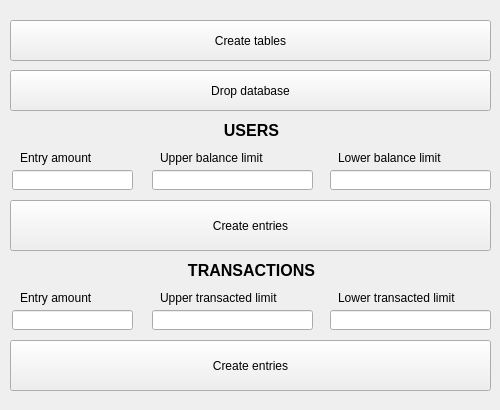
The window that ui/db_helper.ui (PoC-NeoBanking/db_helper) describes before a commit, drawn with Qt 5.
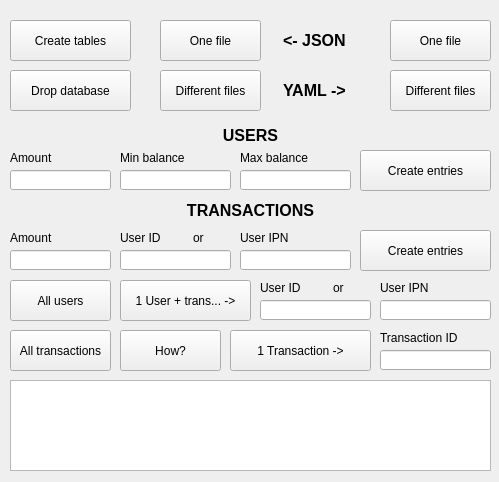
The same window after the commit. The open tabs and pages were chosen to show the change.

Commit message: upgraded generation functions(added posibilities to generate transaction for 1 person), updated design, added functions to save data in JSON and YAML format, fixed a lot bugs, and others

Diff of the .ui file:
```diff
--- a/ui/db_helper.ui
+++ b/ui/db_helper.ui
@@ -6,8 +6,8 @@
    <rect>
     <x>0</x>
     <y>0</y>
-    <width>500</width>
-    <height>410</height>
+    <width>499</width>
+    <height>482</height>
    </rect>
   </property>
   <property name="sizePolicy">
@@ -25,8 +25,8 @@
      <rect>
       <x>0</x>
       <y>10</y>
-      <width>501</width>
-      <height>391</height>
+      <width>491</width>
+      <height>471</height>
      </rect>
     </property>
     <property name="currentIndex">
@@ -146,9 +146,9 @@
      <widget class="QLineEdit" name="users_upperBalanceLimit_lineEdit">
       <property name="geometry">
        <rect>
-        <x>152</x>
+        <x>240</x>
         <y>160</y>
-        <width>161</width>
+        <width>111</width>
         <height>20</height>
        </rect>
       </property>
@@ -156,10 +156,10 @@
      <widget class="QLabel" name="label_8">
       <property name="geometry">
        <rect>
-        <x>16</x>
+        <x>10</x>
         <y>110</y>
-        <width>471</width>
-        <height>20</height>
+        <width>481</width>
+        <height>31</height>
        </rect>
       </property>
       <property name="font">
@@ -170,7 +170,7 @@
        </font>
       </property>
       <property name="text">
-       <string>USERS</string>
+       <string>&lt;html&gt;&lt;head/&gt;&lt;body&gt;&lt;p&gt;USERS&lt;/p&gt;&lt;/body&gt;&lt;/html&gt;</string>
       </property>
       <property name="alignment">
        <set>Qt::AlignCenter</set>
@@ -179,9 +179,9 @@
      <widget class="QLineEdit" name="transactions_upperTransactedLimit_lineEdit">
       <property name="geometry">
        <rect>
-        <x>152</x>
-        <y>300</y>
-        <width>161</width>
+        <x>240</x>
+        <y>240</y>
+        <width>111</width>
         <height>20</height>
        </rect>
       </property>
@@ -189,75 +189,75 @@
      <widget class="QLabel" name="label_5">
       <property name="geometry">
        <rect>
-        <x>20</x>
+        <x>10</x>
         <y>140</y>
         <width>111</width>
         <height>16</height>
        </rect>
       </property>
       <property name="text">
-       <string>Entry amount</string>
+       <string>Amount</string>
       </property>
      </widget>
      <widget class="QLabel" name="label_11">
       <property name="geometry">
        <rect>
-        <x>338</x>
-        <y>280</y>
-        <width>151</width>
+        <x>120</x>
+        <y>220</y>
+        <width>51</width>
         <height>16</height>
        </rect>
       </property>
       <property name="text">
-       <string>Lower transacted limit</string>
+       <string>User ID</string>
       </property>
      </widget>
      <widget class="QLabel" name="label_6">
       <property name="geometry">
        <rect>
-        <x>160</x>
+        <x>240</x>
         <y>140</y>
-        <width>151</width>
+        <width>111</width>
         <height>16</height>
        </rect>
       </property>
       <property name="text">
-       <string>Upper balance limit</string>
+       <string>Max balance</string>
       </property>
      </widget>
      <widget class="QLabel" name="label_7">
       <property name="geometry">
        <rect>
-        <x>338</x>
+        <x>120</x>
         <y>140</y>
-        <width>151</width>
+        <width>111</width>
         <height>16</height>
        </rect>
       </property>
       <property name="text">
-       <string>Lower balance limit</string>
+       <string>Min balance</string>
       </property>
      </widget>
      <widget class="QLabel" name="label_12">
       <property name="geometry">
        <rect>
-        <x>160</x>
-        <y>280</y>
-        <width>151</width>
+        <x>240</x>
+        <y>220</y>
+        <width>51</width>
         <height>16</height>
        </rect>
       </property>
       <property name="text">
-       <string>Upper transacted limit</string>
+       <string>User IPN</string>
       </property>
      </widget>
      <widget class="QPushButton" name="transactions_createEntries_pushButton">
       <property name="geometry">
        <rect>
-        <x>10</x>
-        <y>330</y>
-        <width>481</width>
-        <height>51</height>
+        <x>360</x>
+        <y>220</y>
+        <width>131</width>
+        <height>41</height>
        </rect>
       </property>
       <property name="text">
@@ -269,7 +269,7 @@
        <rect>
         <x>10</x>
         <y>60</y>
-        <width>481</width>
+        <width>121</width>
         <height>41</height>
        </rect>
       </property>
@@ -280,22 +280,22 @@
      <widget class="QLabel" name="label_10">
       <property name="geometry">
        <rect>
-        <x>20</x>
-        <y>280</y>
+        <x>10</x>
+        <y>220</y>
         <width>111</width>
         <height>16</height>
        </rect>
       </property>
       <property name="text">
-       <string>Entry amount</string>
+       <string>Amount</string>
       </property>
      </widget>
      <widget class="QLineEdit" name="transactions_lowerTransactedLimit_lineEdit">
       <property name="geometry">
        <rect>
-        <x>330</x>
-        <y>300</y>
-        <width>161</width>
+        <x>120</x>
+        <y>240</y>
+        <width>111</width>
         <height>20</height>
        </rect>
       </property>
@@ -303,9 +303,9 @@
      <widget class="QLineEdit" name="transactions_entryAmount_lineEdit">
       <property name="geometry">
        <rect>
-        <x>12</x>
-        <y>300</y>
-        <width>121</width>
+        <x>10</x>
+        <y>240</y>
+        <width>101</width>
         <height>20</height>
        </rect>
       </property>
@@ -313,10 +313,10 @@
      <widget class="QLabel" name="label_9">
       <property name="geometry">
        <rect>
-        <x>16</x>
-        <y>250</y>
-        <width>471</width>
-        <height>20</height>
+        <x>10</x>
+        <y>190</y>
+        <width>481</width>
+        <height>21</height>
        </rect>
       </property>
       <property name="font">
@@ -327,7 +327,7 @@
        </font>
       </property>
       <property name="text">
-       <string>TRANSACTIONS</string>
+       <string>&lt;html&gt;&lt;head/&gt;&lt;body&gt;&lt;p&gt;TRANSACTIONS&lt;/p&gt;&lt;/body&gt;&lt;/html&gt;</string>
       </property>
       <property name="alignment">
        <set>Qt::AlignCenter</set>
@@ -336,10 +336,10 @@
      <widget class="QPushButton" name="users_createEntries_pushButton">
       <property name="geometry">
        <rect>
-        <x>10</x>
-        <y>190</y>
-        <width>481</width>
-        <height>51</height>
+        <x>360</x>
+        <y>140</y>
+        <width>131</width>
+        <height>41</height>
        </rect>
       </property>
       <property name="text">
@@ -349,9 +349,9 @@
      <widget class="QLineEdit" name="users_entryAmount_lineEdit">
       <property name="geometry">
        <rect>
-        <x>12</x>
+        <x>10</x>
         <y>160</y>
-        <width>121</width>
+        <width>101</width>
         <height>20</height>
        </rect>
       </property>
@@ -361,7 +361,7 @@
        <rect>
         <x>10</x>
         <y>10</y>
-        <width>481</width>
+        <width>121</width>
         <height>41</height>
        </rect>
       </property>
@@ -372,13 +372,261 @@
      <widget class="QLineEdit" name="users_lowerBalanceLimit_lineEdit">
       <property name="geometry">
        <rect>
-        <x>330</x>
+        <x>120</x>
         <y>160</y>
-        <width>161</width>
+        <width>111</width>
         <height>20</height>
        </rect>
       </property>
      </widget>
+     <widget class="QPushButton" name="showAll_users_pushButton">
+      <property name="geometry">
+       <rect>
+        <x>10</x>
+        <y>270</y>
+        <width>101</width>
+        <height>41</height>
+       </rect>
+      </property>
+      <property name="text">
+       <string>All users</string>
+      </property>
+     </widget>
+     <widget class="QPushButton" name="showAll_transactions_pushButton">
+      <property name="geometry">
+       <rect>
+        <x>10</x>
+        <y>320</y>
+        <width>101</width>
+        <height>41</height>
+       </rect>
+      </property>
+      <property name="text">
+       <string>All transactions</string>
+      </property>
+     </widget>
+     <widget class="QLabel" name="label_13">
+      <property name="geometry">
+       <rect>
+        <x>193</x>
+        <y>220</y>
+        <width>21</width>
+        <height>16</height>
+       </rect>
+      </property>
+      <property name="text">
+       <string>or</string>
+      </property>
+     </widget>
+     <widget class="QPushButton" name="oneFile_Json_pushButton">
+      <property name="geometry">
+       <rect>
+        <x>160</x>
+        <y>10</y>
+        <width>101</width>
+        <height>41</height>
+       </rect>
+      </property>
+      <property name="text">
+       <string>One file</string>
+      </property>
+     </widget>
+     <widget class="QPushButton" name="SeparatedFiles_Json_pushButton">
+      <property name="geometry">
+       <rect>
+        <x>160</x>
+        <y>60</y>
+        <width>101</width>
+        <height>41</height>
+       </rect>
+      </property>
+      <property name="text">
+       <string>Different files</string>
+      </property>
+     </widget>
+     <widget class="QPushButton" name="oneFile_Yaml_pushButton">
+      <property name="geometry">
+       <rect>
+        <x>390</x>
+        <y>10</y>
+        <width>101</width>
+        <height>41</height>
+       </rect>
+      </property>
+      <property name="text">
+       <string>One file</string>
+      </property>
+     </widget>
+     <widget class="QPushButton" name="SeparatedFiles_Yaml_pushButton">
+      <property name="geometry">
+       <rect>
+        <x>390</x>
+        <y>60</y>
+        <width>101</width>
+        <height>41</height>
+       </rect>
+      </property>
+      <property name="text">
+       <string>Different files</string>
+      </property>
+     </widget>
+     <widget class="QLabel" name="label_14">
+      <property name="geometry">
+       <rect>
+        <x>283</x>
+        <y>20</y>
+        <width>91</width>
+        <height>21</height>
+       </rect>
+      </property>
+      <property name="text">
+       <string>&lt;html&gt;&lt;head/&gt;&lt;body&gt;&lt;p&gt;&lt;span style=&quot; font-size:12pt; font-weight:600;&quot;&gt;&amp;lt;- JSON&lt;/span&gt;&lt;/p&gt;&lt;/body&gt;&lt;/html&gt;</string>
+      </property>
+     </widget>
+     <widget class="QLabel" name="label_15">
+      <property name="geometry">
+       <rect>
+        <x>283</x>
+        <y>70</y>
+        <width>101</width>
+        <height>21</height>
+       </rect>
+      </property>
+      <property name="text">
+       <string>&lt;html&gt;&lt;head/&gt;&lt;body&gt;&lt;p&gt;&lt;span style=&quot; font-size:12pt; font-weight:600;&quot;&gt;YAML -&amp;gt;&lt;/span&gt;&lt;/p&gt;&lt;/body&gt;&lt;/html&gt;</string>
+      </property>
+     </widget>
+     <widget class="QListWidget" name="listWidget">
+      <property name="geometry">
+       <rect>
+        <x>10</x>
+        <y>370</y>
+        <width>481</width>
+        <height>91</height>
+       </rect>
+      </property>
+     </widget>
+     <widget class="QPushButton" name="ShowEverything_pushButton">
+      <property name="geometry">
+       <rect>
+        <x>120</x>
+        <y>270</y>
+        <width>131</width>
+        <height>41</height>
+       </rect>
+      </property>
+      <property name="text">
+       <string>1 User + trans... -&gt;</string>
+      </property>
+     </widget>
+     <widget class="QLabel" name="label_18">
+      <property name="geometry">
+       <rect>
+        <x>260</x>
+        <y>270</y>
+        <width>51</width>
+        <height>16</height>
+       </rect>
+      </property>
+      <property name="text">
+       <string>User ID</string>
+      </property>
+     </widget>
+     <widget class="QLineEdit" name="user_id_toShowing_lineEdit_2">
+      <property name="geometry">
+       <rect>
+        <x>260</x>
+        <y>290</y>
+        <width>111</width>
+        <height>20</height>
+       </rect>
+      </property>
+     </widget>
+     <widget class="QLineEdit" name="user_ipn_toShowing_lineEdit_2">
+      <property name="geometry">
+       <rect>
+        <x>380</x>
+        <y>290</y>
+        <width>111</width>
+        <height>20</height>
+       </rect>
+      </property>
+     </widget>
+     <widget class="QLabel" name="label_16">
+      <property name="geometry">
+       <rect>
+        <x>380</x>
+        <y>270</y>
+        <width>51</width>
+        <height>16</height>
+       </rect>
+      </property>
+      <property name="text">
+       <string>User IPN</string>
+      </property>
+     </widget>
+     <widget class="QLabel" name="label_17">
+      <property name="geometry">
+       <rect>
+        <x>333</x>
+        <y>270</y>
+        <width>21</width>
+        <height>16</height>
+       </rect>
+      </property>
+      <property name="text">
+       <string>or</string>
+      </property>
+     </widget>
+     <widget class="QPushButton" name="CountOfEverything_pushButton">
+      <property name="geometry">
+       <rect>
+        <x>120</x>
+        <y>320</y>
+        <width>101</width>
+        <height>41</height>
+       </rect>
+      </property>
+      <property name="text">
+       <string>How?</string>
+      </property>
+     </widget>
+     <widget class="QPushButton" name="ShowDetailesOfTransaction_pushButton_2">
+      <property name="geometry">
+       <rect>
+        <x>230</x>
+        <y>320</y>
+        <width>141</width>
+        <height>41</height>
+       </rect>
+      </property>
+      <property name="text">
+       <string>1 Transaction -&gt;</string>
+      </property>
+     </widget>
+     <widget class="QLineEdit" name="transcation_id_toShowing_lineEdit_4">
+      <property name="geometry">
+       <rect>
+        <x>380</x>
+        <y>340</y>
+        <width>111</width>
+        <height>20</height>
+       </rect>
+      </property>
+     </widget>
+     <widget class="QLabel" name="label_37">
+      <property name="geometry">
+       <rect>
+        <x>380</x>
+        <y>320</y>
+        <width>111</width>
+        <height>16</height>
+       </rect>
+      </property>
+      <property name="text">
+       <string>Transaction ID</string>
+      </property>
+     </widget>
     </widget>
    </widget>
   </widget>
```
Left out of the diff: 27 changed lines with no effect on the pictures. The commit also changes 8 other files.
